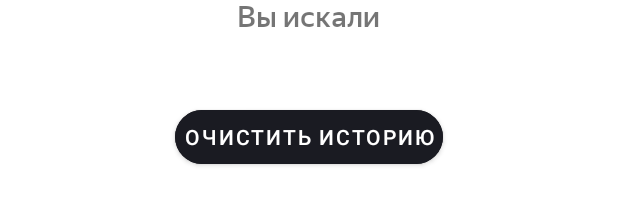
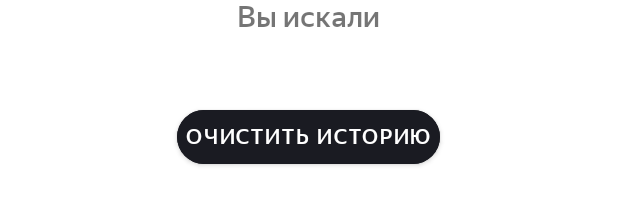
Before and after one commit to EidAbdel/PlaylistMaker, an Android app: the layout activity_search.xml on its own in the app's theme, with its tools: preview values and no code run, on a phone screen of 412 x 824 dp. Shown: the part 206-411 px from the top of the screen. Run offline under Robolectric (Android 15) with nearby library versions, the phone set to English and light mode, and no system bars.

Commit message:
ДЗ спринт 12

```diff
--- a/app/src/main/java/com/practicum/playlistmaker/MainSetting.kt
+++ b/app/src/main/java/com/practicum/playlistmaker/MainSetting.kt
@@ -8,6 +8,7 @@ import android.widget.Button
 import androidx.appcompat.app.AppCompatActivity
 import androidx.appcompat.widget.Toolbar
 import com.google.android.material.switchmaterial.SwitchMaterial
+import com.google.gson.Gson
 
 class MainSetting : AppCompatActivity() {
     override fun onCreate(savedInstanceState: Bundle?) {
@@ -31,7 +32,6 @@ class MainSetting : AppCompatActivity() {
         btBackMainMenu.setOnClickListener {
             finish()
         }
-
         btShare.setOnClickListener {
             val shareIntent = Intent(Intent.ACTION_SEND)
             shareIntent.setType("text/plain")
--- a/app/src/main/java/com/practicum/playlistmaker/MediaActivity.kt
+++ b/app/src/main/java/com/practicum/playlistmaker/MediaActivity.kt
@@ -9,7 +9,6 @@ import androidx.core.view.WindowInsetsCompat
 class MediaActivity : AppCompatActivity() {
     override fun onCreate(savedInstanceState: Bundle?) {
         super.onCreate(savedInstanceState)
-//        enableEdgeToEdge()
         setContentView(R.layout.activity_media)
 
     }
--- a/app/src/main/res/layout/activity_search.xml
+++ b/app/src/main/res/layout/activity_search.xml
@@ -75,15 +75,34 @@
         android:paddingBottom="20dp"
         android:paddingTop="18dp"
         />
-    <FrameLayout
+    <LinearLayout
         android:layout_width="match_parent"
-        android:layout_height="wrap_content">
+        android:layout_height="wrap_content"
+        android:orientation="vertical">
 
         <androidx.recyclerview.widget.RecyclerView
             android:id="@+id/rv_track_list"
             android:layout_width="match_parent"
-            android:layout_height="match_parent"
+            android:layout_height="0dp"
+            android:layout_weight="1"
             app:layoutManager="androidx.recyclerview.widget.LinearLayoutManager" />
+        <Button
+            android:id="@+id/bt_clear_history"
+            android:layout_width="wrap_content"
+            android:layout_height="wrap_content"
+            android:layout_gravity="center_horizontal"
+            android:visibility="visible"
+            android:text="@string/clear_hist"
+            android:textSize="14sp"
+            android:textColor="@color/white_dark"
+            android:backgroundTint="@color/dark_white"
+            android:layout_marginTop="24dp"
+            android:padding="6dp"
+            android:fontFamily = "@font/ys_display_medium"
+            app:cornerRadius="54dp"
+            />
+
+    </LinearLayout>
 
     <ImageView
         android:id="@+id/nothing_found"
@@ -112,19 +131,4 @@
         style="@style/RefreshErrorButton"
         android:layout_width="wrap_content"
         android:visibility="gone" />
-    </FrameLayout>
-    <Button
-        android:id="@+id/bt_clear_history"
-        android:layout_width="wrap_content"
-        android:layout_height="wrap_content"
-        android:layout_gravity="center_horizontal"
-        android:visibility="visible"
-        android:text="@string/clear_hist"
-        android:textSize="14sp"
-        android:textColor="@color/white_dark"
-        android:backgroundTint="@color/dark_white"
-        android:layout_marginTop="24dp"
-        android:padding="6dp"
-        app:cornerRadius="54dp"
-        />
 </LinearLayout>
```
Also changed, not shown: app/src/main/java/com/practicum/playlistmaker/SearchActivity.kt (+60 -9 lines), app/src/main/java/com/practicum/playlistmaker/Track.kt (+15 -1 lines), app/src/main/java/com/practicum/playlistmaker/preferences/HistoryTrackPreferences.kt (added, +41 -0 lines), app/src/main/java/com/practicum/playlistmaker/viewHolder/TrackAdapter.kt (+18 -3 lines). Lines whose indentation alone changed are shown as unchanged.
